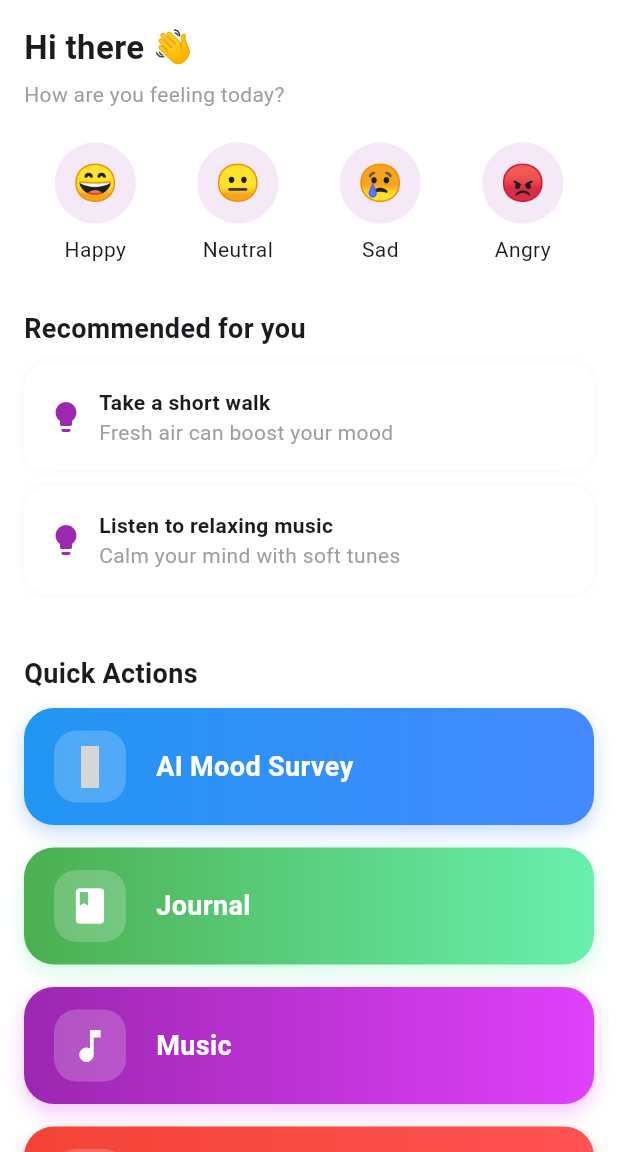
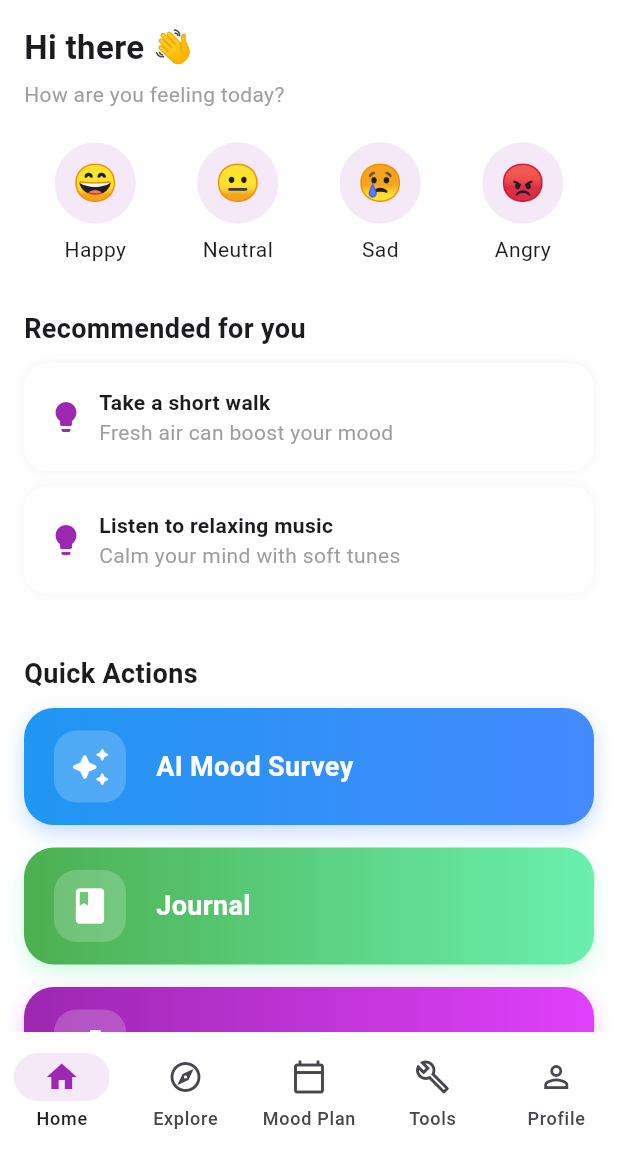
Before and after one commit to ainylestari/ProjectAkhir_TPM, a Flutter app: the HomeScreen screen opened by its route, on a phone screen of 412 x 824 dp, the part 84-1236 px from its top. Run offline on Flutter 3.47's test engine with Material 3 defaults, Android fonts, the phone set to English and light mode, and no system bars; our stand-ins replace shared_preferences; accounts and stored records are empty; grey boxes are pictures that could not be loaded.

Commit message:
sementara pindah device

```diff
--- a/lib/screens/home.dart
+++ b/lib/screens/home.dart
@@ -1,8 +1,22 @@
 import 'package:flutter/material.dart';
 import '/screens/recommendation.dart';
 
-class HomeScreen extends StatelessWidget {
+class HomeScreen extends StatefulWidget {
   const HomeScreen({super.key});
+
+  @override
+  State<HomeScreen> createState() => _HomeScreenState();
+}
+class _HomeScreenState extends State<HomeScreen> {
+  int _selectedIndex = 0;
+
+  final List<Widget> _pages = [
+    const home(),
+    const ExplorePage(),
+    const MoodPlanPage(),
+    const ToolsPage(),
+    const ProfilePage(),
+  ];
 
   @override
   Widget build(BuildContext context) {
@@ -121,10 +135,10 @@ class HomeScreen extends StatelessWidget {
 
             Column(
               children: [
-                quickActionCard(Icons.sparkle, "AI Mood Survey", [Colors.blue, Colors.blueAccent]),
+                quickActionCard(Icons.auto_awesome_rounded, "AI Mood Survey", [Colors.blue, Colors.blueAccent]),
                 quickActionCard(Icons.book, "Journal", [Colors.green, Colors.greenAccent]),
                 quickActionCard(Icons.music_note, "Music", [Colors.purple, Colors.purpleAccent]),
-                quickActionCard(Icons.sports_esports, "Activities", [Colors.red, Colors.redAccent]),
+                quickActionCard(Icons.directions_run_rounded, "Explore", [Colors.red, Colors.redAccent]),
               ],
             ),
 
@@ -133,6 +147,42 @@ class HomeScreen extends StatelessWidget {
           ],
         ),
       ),
+
+      /// navbar
+      bottomNavigationBar: NavigationBar(
+        selectedIndex: _selectedIndex,
+        onDestinationSelected: (int index) {
+          setState(() {
+            _selectedIndex = index;
+          });
+        },
+        indicatorColor: Colors.purple.withOpacity(0.1),
+        backgroundColor: Colors.white,
+        destinations: const [
+          NavigationDestination(
+            selectedIcon: Icon(Icons.home, color: Colors.purple),
+            icon: Icon(Icons.home_outlined),
+            label: 'Home',
+          ),
+          NavigationDestination(
+            icon: Icon(Icons.explore_outlined),
+            label: 'Explore',
+          ),
+          NavigationDestination(
+            icon: Icon(Icons.calendar_today_outlined),
+            label: 'Mood Plan',
+          ),
+          NavigationDestination(
+            icon: Icon(Icons.build_outlined),
+            label: 'Tools',
+          ),
+          NavigationDestination(
+            icon: Icon(Icons.person_outline),
+            label: 'Profile',
+          ),
+        ],
+      ),
+
     );
   }
 
```
Also changed, not shown: lib/screens/explore.dart (added), lib/screens/planner.dart (added).
